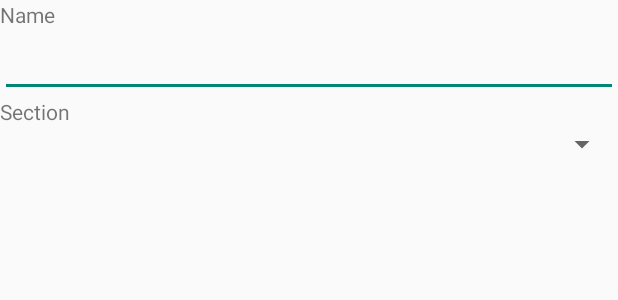
After one commit to NoahAndrews/BiscuitCase, an Android app: the layout dialog_new_category.xml on its own in the app's theme, with its tools: preview values and no code run, on a phone screen of 412 x 824 dp. The commit adds this screen. Shown: the top 300 px of the screen. Run offline under Robolectric (Android 15) with nearby library versions, the phone set to English and light mode, and no system bars.

Commit message:
Added section spinner to dialog

```diff
--- /dev/null
+++ b/BiscuitCaseManagement/src/main/res/layout/dialog_new_category.xml
@@ -0,0 +1,30 @@
+<?xml version="1.0" encoding="utf-8"?>
+<LinearLayout xmlns:android="http://schemas.android.com/apk/res/android"
+              android:orientation="vertical"
+              android:layout_width="match_parent"
+              android:layout_height="match_parent">
+
+
+    <TextView
+        android:layout_width="wrap_content"
+        android:layout_height="wrap_content"
+        android:text="Name"
+        android:id="@+id/nameLabel"/>
+
+    <EditText
+        android:layout_width="match_parent"
+        android:layout_height="wrap_content"
+        android:id="@+id/nameField"
+        android:inputType="text"/>
+
+    <TextView
+        android:layout_width="wrap_content"
+        android:layout_height="wrap_content"
+        android:text="Section"
+        android:id="@+id/sectionLabel"/>
+
+    <Spinner
+        android:layout_width="match_parent"
+        android:layout_height="wrap_content"
+        android:id="@+id/sectionSpinner"/>
+</LinearLayout>
```
Also changed, not shown: BiscuitCaseManagement/src/main/java/me/noahandrews/biscuitcasemanagement/app/CategoryListActivity.java (+39 -16 lines), BiscuitCaseManagement/src/main/java/me/noahandrews/biscuitcasemanagement/app/ItemListActivity.java (+8 -4 lines).
